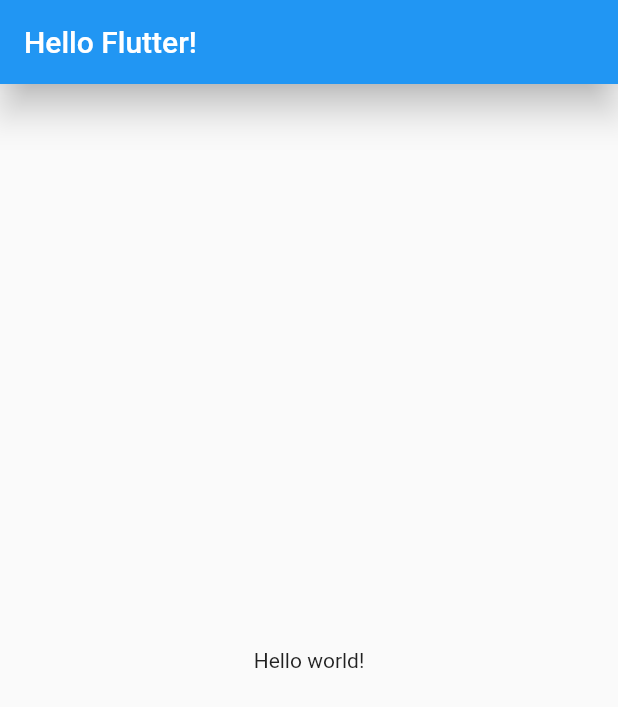
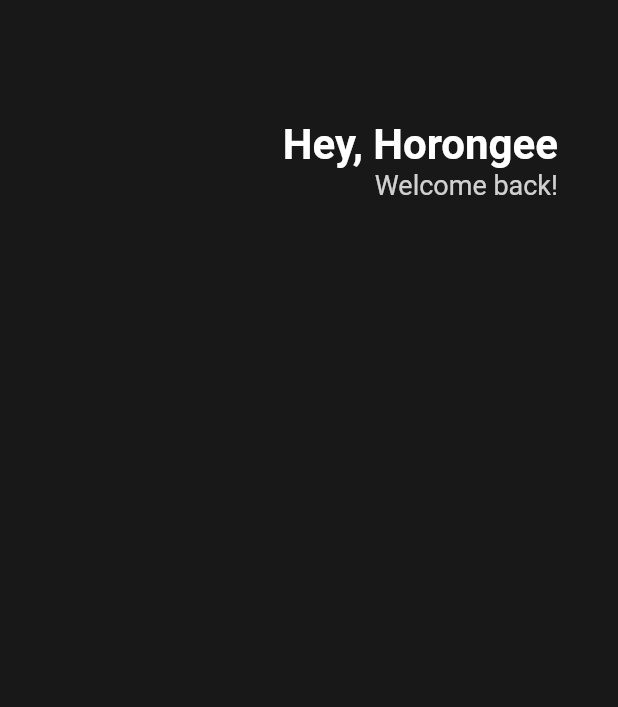
Before and after one commit to chopinoff/practice-flutter, a Flutter app: the screen it shows after launch, on a phone screen of 412 x 824 dp. Shown: the top 707 px of the screen. Run offline on Flutter 3.47's test engine with Material 2 defaults, Android fonts, the phone set to English and light mode, and no system bars.

Commit message:
230623_Header

```diff
--- a/toonflix/lib/main.dart
+++ b/toonflix/lib/main.dart
@@ -1,39 +1,62 @@
 import 'package:flutter/material.dart';
 
 void main() {
-  // runApp은 위에 import에서 받아온 것
-  // 마우스를 올려보면 인자로 Widget이 필요함을 알 수 있음
-  // Widget : 화면을 구성하는 요소
-  // Widget은 class로 이루어져 있음
   runApp(App());
-  // 여기서 App()은 가장 바탕이 되는 root Widget임
 }
 
-// App을 단순한 class가 아닌 Widget으로 만들기 위해서는
-// Flutter SDK에 있는 3개의 core Widget 중 하나를 상속받아야 함
-// 1. StatelessWidget
 class App extends StatelessWidget {
-  // StatelessWidget를 상속받기 위해서는 build 메소드를 구현해야 함
-  // build : return하는 것을 화면에 띄워줌
   @override
-  // build는 Widget을 반환하는 함수
   Widget build(BuildContext context) {
-    // root Widget이기 때문에 return값을 두 가지 중 하나로 정해야 함
-    // 1. MaterialApp(구글 디자인 시스템) 2.CupertinoApp(애플 디자인 시스템)
-    // 커스텀 하는 것과는 관계없이 반드시 지정해줘야함
     return MaterialApp(
-      // MaterailApp에 마우스를 올리면 나오는 수많은 것 중에서
-      // home을 사용해보자
       home: Scaffold(
-        appBar: AppBar(
-          title: Text("Hello Flutter!"),
-          elevation: 10,
+        // 컬러 입력 형식
+        // 1. Colors.black.withOpacity(1)
+        // 2. Color(0xFF000000)
+        // 3. Color.fromARGB(1, 0, 0, 0)
+        backgroundColor: Color(
+          0xFF181818,
         ),
-        body: Center(child: Text("Hello world!")),
+        body: Padding(
+          padding: EdgeInsets.symmetric(
+            horizontal: 40,
+          ),
+          child: Column(
+            children: [
+              SizedBox(
+                height: 80,
+              ),
+              Row(
+                // Row의 mainAxisAlignment는 Row 방향, crossAxisAlignment는 Column 방향
+                mainAxisAlignment: MainAxisAlignment.end,
+                children: [
+                  Column(
+                    // Column의 mainAxisAlignment는 Column 방향, crossAxisAlignment는 Row 방향
+                    crossAxisAlignment: CrossAxisAlignment.end,
+                    children: [
+                      Text(
+                        "Hey, Horongee",
+                        style: TextStyle(
+                          color: Colors.white,
+                          fontWeight: FontWeight.w700,
+                          fontSize: 28,
+                        ),
+                      ),
+                      Text(
+                        "Welcome back!",
+                        style: TextStyle(
+                          // 색상 미리보기 : Colors. 자동완성된 후 Ctrl + SpaceBar
+                          color: Colors.white.withOpacity(0.8),
+                          fontSize: 18,
+                        ),
+                      ),
+                    ],
+                  )
+                ],
+              ),
+            ],
+          ),
+        ),
       ),
-      // Scaffold를 사용해서 화면 구성 요소를 정렬함
     );
   }
 }
-
-// class가 끝날 때마다 comma(,)를 찍어주자 > 자동으로 주석 달아줌
```
